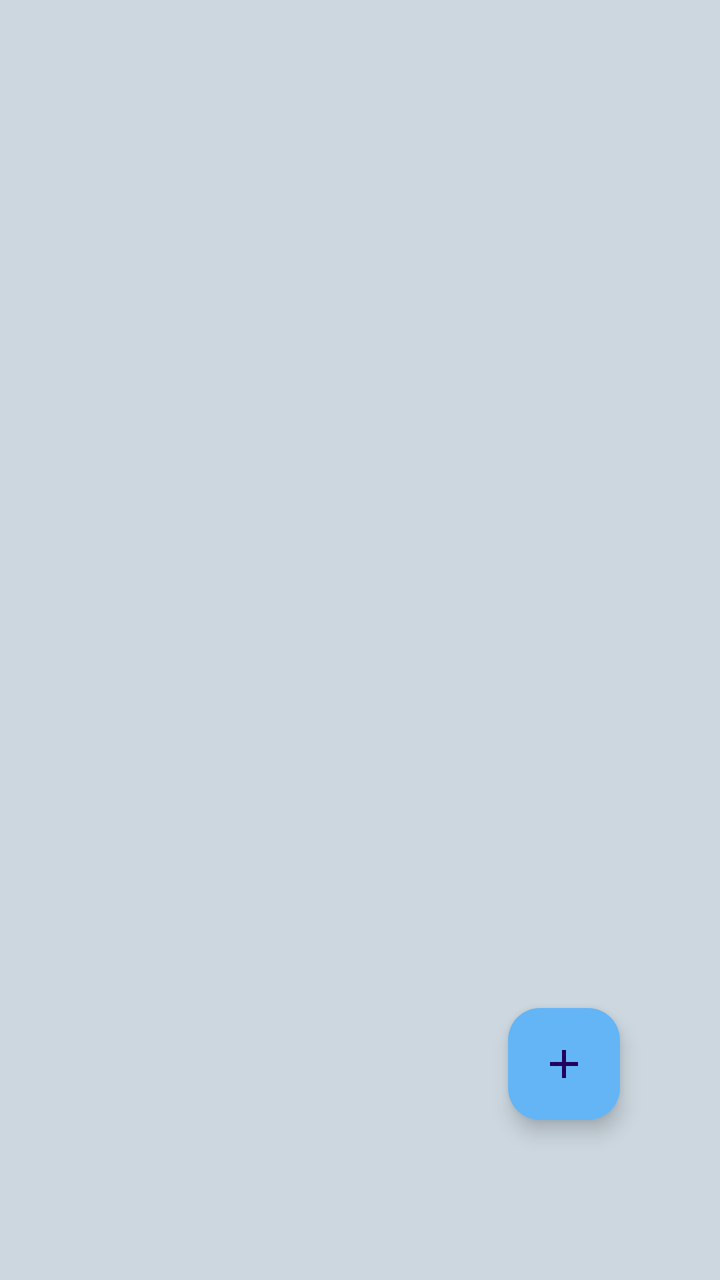
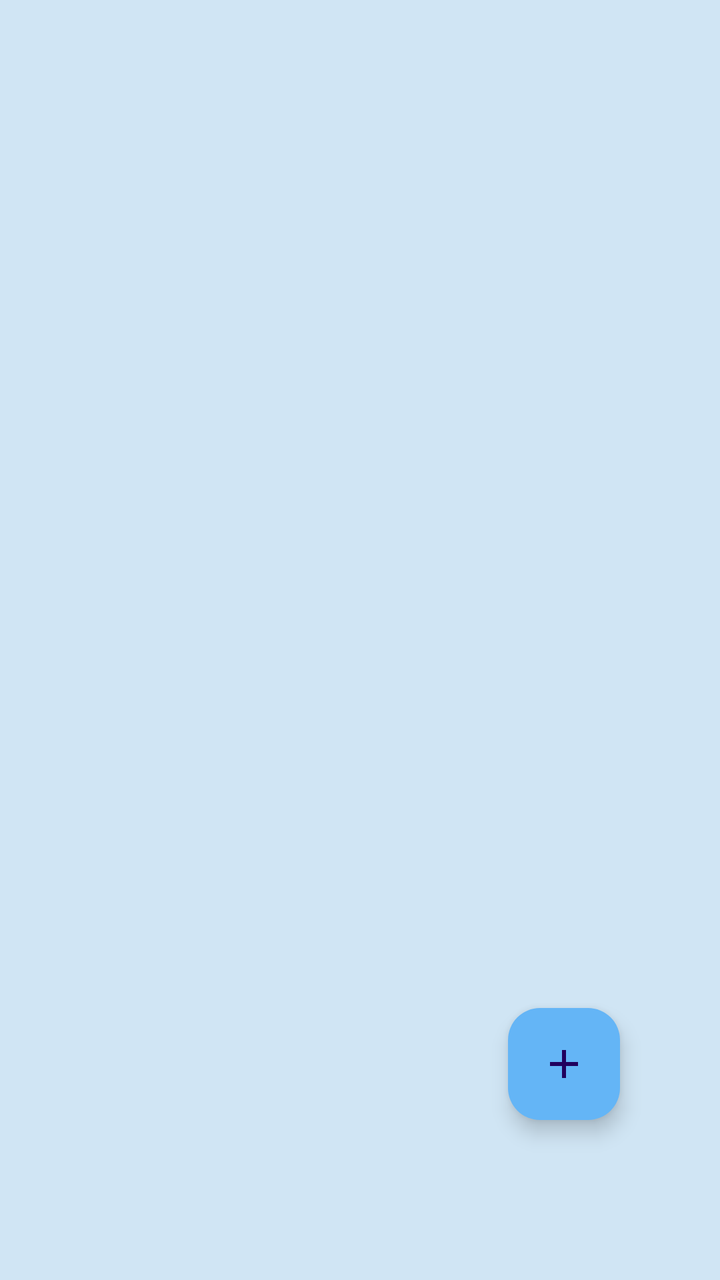

An Android layout rendered at two revisions. The XML below is the earlier revision; the diff shows what the commit changed to produce the second picture.
<!-- AndroidManifest.xml: application theme Theme.rx_room -->
<!-- res/layout/fragment_home.xml -->
<?xml version="1.0" encoding="utf-8"?>
<androidx.constraintlayout.widget.ConstraintLayout xmlns:android="http://schemas.android.com/apk/res/android"
    xmlns:app="http://schemas.android.com/apk/res-auto"
    xmlns:tools="http://schemas.android.com/tools"
    android:id="@+id/main"
    android:layout_width="match_parent"
    android:layout_height="match_parent"
    android:background="@color/blue_50_default">

    <androidx.recyclerview.widget.RecyclerView
        android:layout_width="0dp"
        android:layout_height="0dp"
        android:background="@color/blue_50_default"
        app:layoutManager="androidx.recyclerview.widget.LinearLayoutManager"
        app:layout_constraintBottom_toBottomOf="parent"
        app:layout_constraintEnd_toEndOf="parent"
        app:layout_constraintStart_toStartOf="parent"
        app:layout_constraintTop_toTopOf="parent"
        tools:listitem="@layout/item_user" />

    <com.google.android.material.floatingactionbutton.FloatingActionButton
        android:id="@+id/floatingActionButton"
        android:layout_width="wrap_content"
        android:layout_height="wrap_content"
        android:layout_marginEnd="50dp"
        android:layout_marginBottom="80dp"
        android:backgroundTint="@color/blue_300"
        android:clickable="true"
        app:layout_constraintBottom_toBottomOf="parent"
        app:layout_constraintEnd_toEndOf="parent"
        app:srcCompat="@drawable/ic_add"
        tools:ignore="ContentDescription,SpeakableTextPresentCheck" />
</androidx.constraintlayout.widget.ConstraintLayout>
<!-- res/layout/item_user.xml (included above) -->
<?xml version="1.0" encoding="utf-8"?>
<androidx.constraintlayout.widget.ConstraintLayout xmlns:android="http://schemas.android.com/apk/res/android"
    xmlns:app="http://schemas.android.com/apk/res-auto"
    xmlns:tools="http://schemas.android.com/tools"
    android:layout_width="match_parent"
    android:background="@color/blue_100"
    android:layout_height="wrap_content">

    <androidx.cardview.widget.CardView
        android:id="@+id/cardView"
        android:layout_width="wrap_content"
        android:layout_height="wrap_content"
        app:cardCornerRadius="10dp"
        app:layout_constraintBottom_toBottomOf="parent"
        app:layout_constraintStart_toStartOf="parent"
        app:layout_constraintTop_toTopOf="parent">

        <ImageView
            android:id="@+id/img_avatar_user"
            android:layout_width="90dp"
            android:layout_height="90dp"
            app:srcCompat="@drawable/ic_not_sp_image"
            tools:ignore="ContentDescription" />
    </androidx.cardview.widget.CardView>

    <TextView
        android:id="@+id/tv_full_name_user"
        android:layout_width="0dp"

        android:layout_height="wrap_content"
        android:layout_marginStart="8dp"
        android:layout_marginTop="8dp"
        android:layout_marginEnd="8dp"
        android:layout_marginBottom="8dp"
        android:textAppearance="@style/TextAppearance.AppCompat.Medium"
        android:textStyle="bold"
        app:layout_constraintBottom_toTopOf="@+id/guideline"
        app:layout_constraintEnd_toStartOf="@+id/img_more"
        app:layout_constraintStart_toEndOf="@+id/cardView"
        app:layout_constraintTop_toTopOf="parent" />

    <androidx.constraintlayout.widget.Guideline
        android:id="@+id/guideline"
        android:layout_width="wrap_content"
        android:layout_height="wrap_content"
        android:orientation="horizontal"
        app:layout_constraintGuide_percent="0.5" />

    <ImageView
        android:id="@+id/img_more"
        android:layout_width="40dp"
        android:layout_height="40dp"
        android:layout_marginEnd="8dp"
        app:layout_constraintBottom_toBottomOf="parent"
        app:layout_constraintEnd_toEndOf="parent"
        app:layout_constraintTop_toTopOf="parent"
        app:srcCompat="@drawable/ic_more"
        tools:ignore="ContentDescription" />

    <TextView
        android:id="@+id/tv_email_user"
        android:layout_width="0dp"
        android:layout_height="wrap_content"
        android:layout_marginTop="4dp"
        android:layout_marginBottom="12dp"
        android:ellipsize="end"
        android:maxLines="1"
        app:layout_constraintBottom_toBottomOf="parent"
        app:layout_constraintEnd_toEndOf="@+id/tv_full_name_user"
        app:layout_constraintHorizontal_bias="1.0"
        app:layout_constraintStart_toStartOf="@+id/tv_full_name_user"
        app:layout_constraintTop_toTopOf="@+id/guideline"
        app:layout_constraintVertical_bias="0.576" />
</androidx.constraintlayout.widget.ConstraintLayout>
<!-- resources referenced by this layout -->
<resources>
  <color name="blue_100">#BBDEFB</color>
  <color name="blue_300">#64B5F6</color>
  <color name="blue_50_default">#CCD7DF</color>
  <!-- drawable ic_add (drawable) -->
  <vector xmlns:android="http://schemas.android.com/apk/res/android" android:height="24dp" android:tint="#000000" android:viewportHeight="24" android:viewportWidth="24" android:width="24dp">
        
      <path android:fillColor="@android:color/white" android:pathData="M19,13h-6v6h-2v-6H5v-2h6V5h2v6h6v2z"/>
      
  </vector>
  <!-- drawable ic_more (drawable) -->
  <vector xmlns:android="http://schemas.android.com/apk/res/android" android:height="24dp" android:tint="#000000" android:viewportHeight="24" android:viewportWidth="24" android:width="24dp">
        
      <path android:fillColor="@android:color/white" android:pathData="M12,8c1.1,0 2,-0.9 2,-2s-0.9,-2 -2,-2 -2,0.9 -2,2 0.9,2 2,2zM12,10c-1.1,0 -2,0.9 -2,2s0.9,2 2,2 2,-0.9 2,-2 -0.9,-2 -2,-2zM12,16c-1.1,0 -2,0.9 -2,2s0.9,2 2,2 2,-0.9 2,-2 -0.9,-2 -2,-2z"/>
      
  </vector>
  <!-- drawable ic_not_sp_image (drawable) -->
  <vector xmlns:android="http://schemas.android.com/apk/res/android" android:height="24dp" android:tint="#000000" android:viewportHeight="24" android:viewportWidth="24" android:width="24dp">
        
      <path android:fillColor="@android:color/white" android:pathData="M21.9,21.9l-8.49,-8.49l0,0L3.59,3.59l0,0L2.1,2.1L0.69,3.51L3,5.83V19c0,1.1 0.9,2 2,2h13.17l2.31,2.31L21.9,21.9zM5,18l3.5,-4.5l2.5,3.01L12.17,15l3,3H5zM21,18.17L5.83,3H19c1.1,0 2,0.9 2,2V18.17z"/>
      
  </vector>
  <style name="Theme.rx_room" parent="Base.Theme.rx_room">
      </style>
  <style name="Base.Theme.rx_room" parent="Theme.Material3.DayNight.NoActionBar">
  
          <item name="toolbarStyle">@style/MyToolbarCustom</item>
          <item name="android:statusBarColor">@color/blue_700</item>
  
  
      </style>
  <style name="MyToolbarCustom" parent="Widget.Material3.Toolbar">
          <item name="android:background">@color/blue_600</item>
      </style>
  <color name="blue_700">#1976D2</color>
  <color name="blue_600">#1E88E5</color>
</resources>

<!-- the commit's change to res/layout/fragment_home.xml (unified diff, before → after) -->
@@ -5,12 +5,13 @@
     android:id="@+id/main"
     android:layout_width="match_parent"
     android:layout_height="match_parent"
-    android:background="@color/blue_50_default">
+    android:background="@color/blue_default">
 
     <androidx.recyclerview.widget.RecyclerView
+        android:id="@+id/recycler_view"
         android:layout_width="0dp"
         android:layout_height="0dp"
-        android:background="@color/blue_50_default"
+        android:background="@color/blue_default"
         app:layoutManager="androidx.recyclerview.widget.LinearLayoutManager"
         app:layout_constraintBottom_toBottomOf="parent"
         app:layout_constraintEnd_toEndOf="parent"
@@ -19,7 +20,7 @@
         tools:listitem="@layout/item_user" />
 
     <com.google.android.material.floatingactionbutton.FloatingActionButton
-        android:id="@+id/floatingActionButton"
+        android:id="@+id/floating_add"
         android:layout_width="wrap_content"
         android:layout_height="wrap_content"
         android:layout_marginEnd="50dp"
@@ -44,6 +45,9 @@
         android:id="@+id/cardView"
         android:layout_width="wrap_content"
         android:layout_height="wrap_content"
+        android:layout_marginStart="8dp"
+        android:layout_marginTop="8dp"
+        android:layout_marginBottom="8dp"
         app:cardCornerRadius="10dp"
         app:layout_constraintBottom_toBottomOf="parent"
         app:layout_constraintStart_toStartOf="parent"
@@ -60,12 +64,12 @@
     <TextView
         android:id="@+id/tv_full_name_user"
         android:layout_width="0dp"
-
+android:textColor="@color/black"
         android:layout_height="wrap_content"
         android:layout_marginStart="8dp"
-        android:layout_marginTop="8dp"
+        android:layout_marginTop="16dp"
         android:layout_marginEnd="8dp"
-        android:layout_marginBottom="8dp"
+        android:layout_marginBottom="4dp"
         android:textAppearance="@style/TextAppearance.AppCompat.Medium"
         android:textStyle="bold"
         app:layout_constraintBottom_toTopOf="@+id/guideline"
@@ -88,15 +92,16 @@
         app:layout_constraintBottom_toBottomOf="parent"
         app:layout_constraintEnd_toEndOf="parent"
         app:layout_constraintTop_toTopOf="parent"
-        app:srcCompat="@drawable/ic_more"
+        app:srcCompat="@drawable/ic_more_black"
         tools:ignore="ContentDescription" />
 
     <TextView
         android:id="@+id/tv_email_user"
         android:layout_width="0dp"
         android:layout_height="wrap_content"
-        android:layout_marginTop="4dp"
-        android:layout_marginBottom="12dp"
+        android:textColor="@color/black"
+        android:layout_marginTop="2dp"
+        android:layout_marginBottom="14dp"
         android:ellipsize="end"
         android:maxLines="1"
         app:layout_constraintBottom_toBottomOf="parent"
<!-- resource entries referenced after the edit -->
@@ -1,15 +1,16 @@
 <!-- resources referenced by this layout -->
 <resources>
+  <color name="black">#FF000000</color>
   <color name="blue_100">#BBDEFB</color>
   <color name="blue_300">#64B5F6</color>
-  <color name="blue_50_default">#CCD7DF</color>
+  <color name="blue_default">#D0E5F4</color>
   <!-- drawable ic_add (drawable) -->
   <vector xmlns:android="http://schemas.android.com/apk/res/android" android:height="24dp" android:tint="#000000" android:viewportHeight="24" android:viewportWidth="24" android:width="24dp">
         
       <path android:fillColor="@android:color/white" android:pathData="M19,13h-6v6h-2v-6H5v-2h6V5h2v6h6v2z"/>
       
   </vector>
-  <!-- drawable ic_more (drawable) -->
+  <!-- drawable ic_more_black (drawable) -->
   <vector xmlns:android="http://schemas.android.com/apk/res/android" android:height="24dp" android:tint="#000000" android:viewportHeight="24" android:viewportWidth="24" android:width="24dp">
         
       <path android:fillColor="@android:color/white" android:pathData="M12,8c1.1,0 2,-0.9 2,-2s-0.9,-2 -2,-2 -2,0.9 -2,2 0.9,2 2,2zM12,10c-1.1,0 -2,0.9 -2,2s0.9,2 2,2 2,-0.9 2,-2 -0.9,-2 -2,-2zM12,16c-1.1,0 -2,0.9 -2,2s0.9,2 2,2 2,-0.9 2,-2 -0.9,-2 -2,-2z"/>
@@ -21,19 +22,17 @@
       <path android:fillColor="@android:color/white" android:pathData="M21.9,21.9l-8.49,-8.49l0,0L3.59,3.59l0,0L2.1,2.1L0.69,3.51L3,5.83V19c0,1.1 0.9,2 2,2h13.17l2.31,2.31L21.9,21.9zM5,18l3.5,-4.5l2.5,3.01L12.17,15l3,3H5zM21,18.17L5.83,3H19c1.1,0 2,0.9 2,2V18.17z"/>
       
   </vector>
-  <style name="Theme.rx_room" parent="Base.Theme.rx_room">
-      </style>
+  <style name="Theme.rx_room" parent="Base.Theme.rx_room" />
   <style name="Base.Theme.rx_room" parent="Theme.Material3.DayNight.NoActionBar">
-  
           <item name="toolbarStyle">@style/MyToolbarCustom</item>
           <item name="android:statusBarColor">@color/blue_700</item>
-  
-  
       </style>
   <style name="MyToolbarCustom" parent="Widget.Material3.Toolbar">
           <item name="android:background">@color/blue_600</item>
+          <item name="titleTextColor">@color/white</item>
       </style>
   <color name="blue_700">#1976D2</color>
   <color name="blue_600">#1E88E5</color>
+  <color name="white">#FFFFFFFF</color>
 </resources>
 
